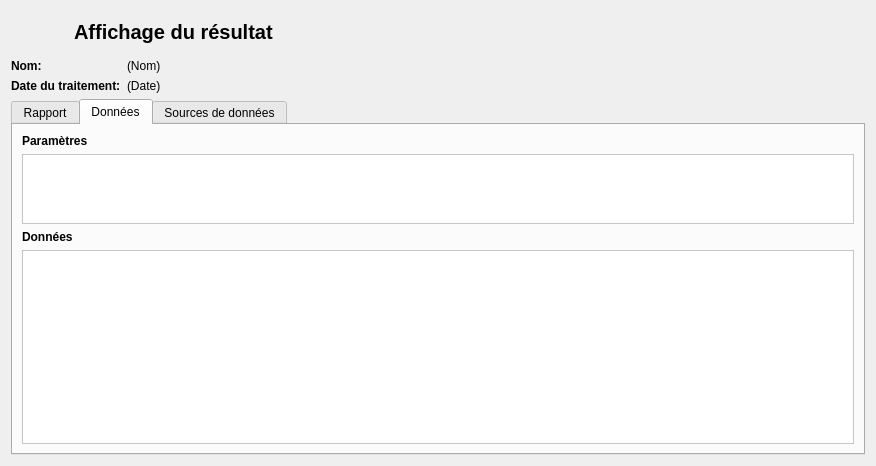
Above: python/resources/ui/ResultWidget.ui from introlab/OpenIMU before the change. Below: the same form after it.
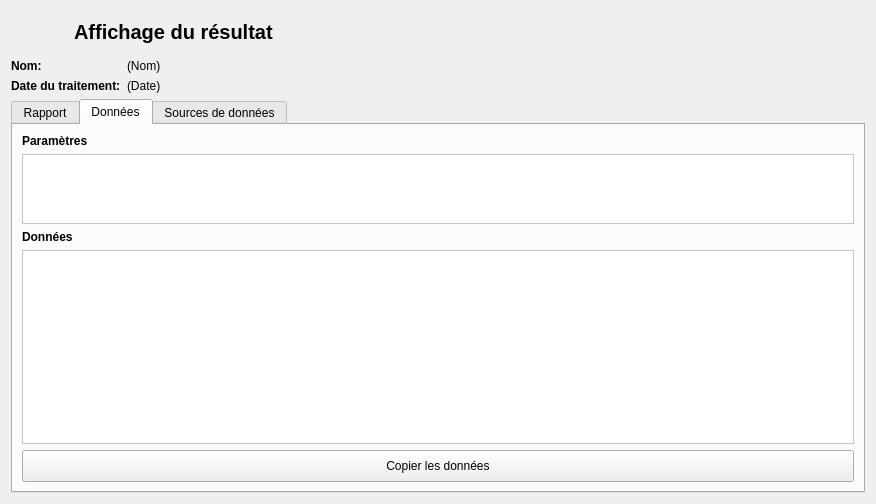
That is the form after the change. The open tabs and pages were chosen to show the change. Icons and pictures are not drawn.

Commit message: Added button to copy processed data to clipboard Replaced QFormLayout in Freedson config section with QGridLayout

```diff
--- a/python/resources/ui/ResultWidget.ui
+++ b/python/resources/ui/ResultWidget.ui
@@ -261,6 +261,22 @@
          </attribute>
         </widget>
        </item>
+       <item>
+        <widget class="QPushButton" name="btnCopyData">
+         <property name="minimumSize">
+          <size>
+           <width>0</width>
+           <height>32</height>
+          </size>
+         </property>
+         <property name="cursor">
+          <cursorShape>PointingHandCursor</cursorShape>
+         </property>
+         <property name="text">
+          <string>Copier les données</string>
+         </property>
+        </widget>
+       </item>
       </layout>
      </widget>
      <widget class="QWidget" name="tabSources">
```
Left out of the diff: 2 changed lines with no effect on the pictures. The commit also changes 2 other files.
